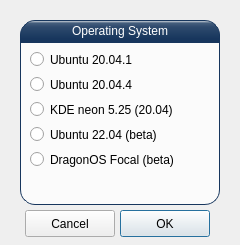
ainfosec/FISSURE, file UI/install.ui: the form before one commit.
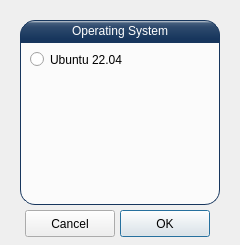
The form after the commit.

What changed in the file:
```diff
--- a/UI/install.ui
+++ b/UI/install.ui
@@ -91,22 +91,6 @@
    <property name="frameShadow">
     <enum>QFrame::Raised</enum>
    </property>
-   <widget class="QRadioButton" name="radioButton_ubuntu20_04">
-    <property name="enabled">
-     <bool>true</bool>
-    </property>
-    <property name="geometry">
-     <rect>
-      <x>10</x>
-      <y>5</y>
-      <width>150</width>
-      <height>25</height>
-     </rect>
-    </property>
-    <property name="text">
-     <string>Ubuntu 20.04.1</string>
-    </property>
-   </widget>
    <widget class="QRadioButton" name="radioButton_ubuntu22_04">
     <property name="enabled">
      <bool>true</bool>
@@ -114,61 +98,13 @@
     <property name="geometry">
      <rect>
       <x>10</x>
-      <y>80</y>
+      <y>5</y>
       <width>180</width>
       <height>25</height>
      </rect>
     </property>
     <property name="text">
-     <string>Ubuntu 22.04 (beta)</string>
-    </property>
-   </widget>
-   <widget class="QRadioButton" name="radioButton_ubuntu20_04_4">
-    <property name="enabled">
-     <bool>true</bool>
-    </property>
-    <property name="geometry">
-     <rect>
-      <x>10</x>
-      <y>30</y>
-      <width>150</width>
-      <height>25</height>
-     </rect>
-    </property>
-    <property name="text">
-     <string>Ubuntu 20.04.4</string>
-    </property>
-   </widget>
-   <widget class="QRadioButton" name="radioButton_dragonOS_focal">
-    <property name="enabled">
-     <bool>true</bool>
-    </property>
-    <property name="geometry">
-     <rect>
-      <x>10</x>
-      <y>105</y>
-      <width>180</width>
-      <height>25</height>
-     </rect>
-    </property>
-    <property name="text">
-     <string>DragonOS Focal (beta)</string>
-    </property>
-   </widget>
-   <widget class="QRadioButton" name="radioButton_kde_neon_5_25">
-    <property name="enabled">
-     <bool>true</bool>
-    </property>
-    <property name="geometry">
-     <rect>
-      <x>10</x>
-      <y>55</y>
-      <width>180</width>
-      <height>25</height>
-     </rect>
-    </property>
-    <property name="text">
-     <string>KDE neon 5.25 (20.04)</string>
+     <string>Ubuntu 22.04</string>
     </property>
    </widget>
   </widget>
```
